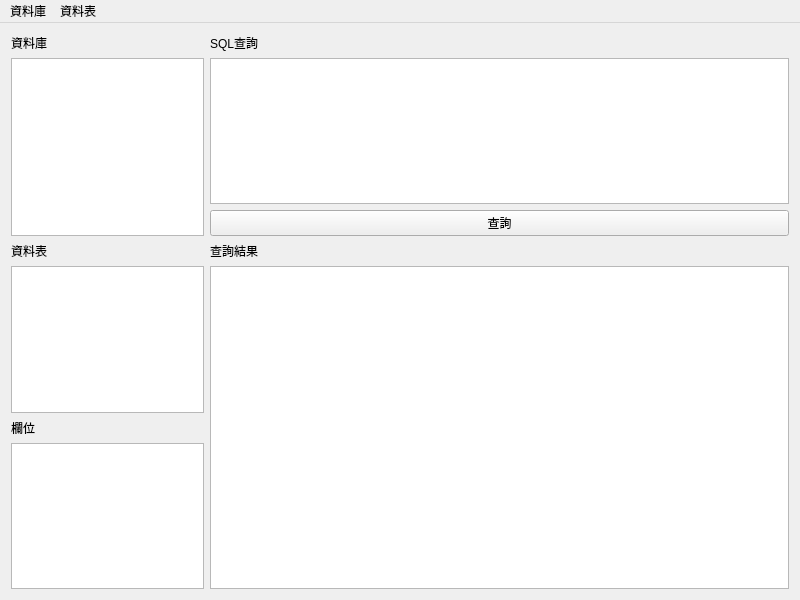
The window that mainwindow.ui (LuisHsu/Simple-SQL-Database) describes before a commit, drawn with Qt 5.
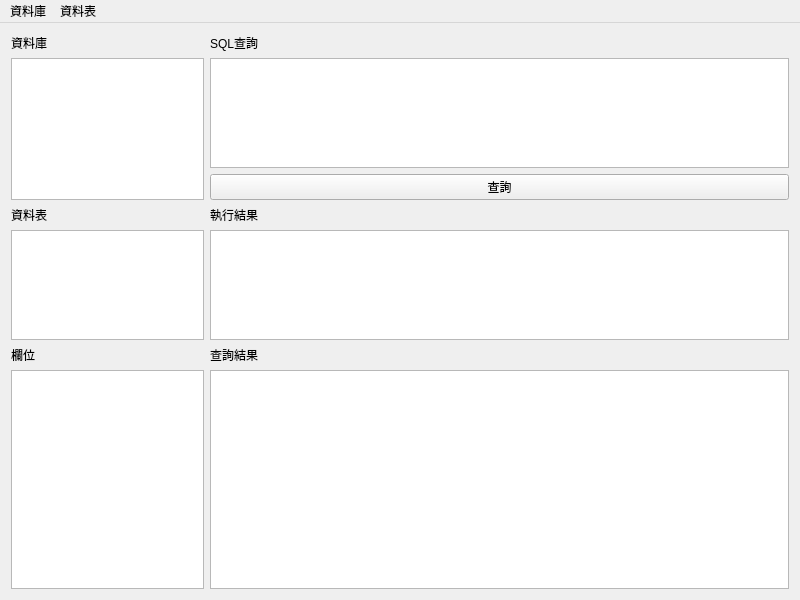
The same window after the commit. Custom widgets are drawn as their Qt base class.

What changed in the file:
```diff
--- a/mainwindow.ui
+++ b/mainwindow.ui
@@ -14,70 +14,114 @@
    <string>資料庫管理程式</string>
   </property>
   <widget class="QWidget" name="centralWidget">
-   <layout class="QGridLayout" name="gridLayout" columnstretch="1,3">
-    <item row="2" column="1">
-     <widget class="QPlainTextEdit" name="plainTextEdit"/>
+   <layout class="QGridLayout" name="gridLayout" rowstretch="0,1,1,0,1,0,2" columnstretch="1,3">
+    <item row="0" column="0">
+     <widget class="QLabel" name="label_4">
+      <property name="text">
+       <string>資料庫</string>
+      </property>
+     </widget>
     </item>
-    <item row="1" column="1">
+    <item row="0" column="1">
      <widget class="QLabel" name="label">
       <property name="text">
        <string>SQL查詢</string>
       </property>
      </widget>
     </item>
-    <item row="4" column="1">
-     <widget class="QLabel" name="label_3">
-      <property name="text">
-       <string>查詢結果</string>
+    <item row="1" column="0" rowspan="2">
+     <widget class="QListWidget" name="DBListWidget">
+      <property name="editTriggers">
+       <set>QAbstractItemView::NoEditTriggers</set>
       </property>
+      <property name="selectionMode">
+       <enum>QAbstractItemView::SingleSelection</enum>
+      </property>
      </widget>
     </item>
-    <item row="3" column="1">
-     <widget class="QPushButton" name="pushButton">
+    <item row="1" column="1">
+     <widget class="QsciScintilla" name="textEdit">
+      <property name="font">
+       <font>
+        <family>Droid Sans Mono</family>
+        <pointsize>12</pointsize>
+       </font>
+      </property>
+     </widget>
+    </item>
+    <item row="2" column="1">
+     <widget class="QPushButton" name="QueryButton">
       <property name="text">
        <string>查詢</string>
       </property>
      </widget>
     </item>
-    <item row="4" column="0">
+    <item row="3" column="0">
      <widget class="QLabel" name="label_2">
       <property name="text">
        <string>資料表</string>
       </property>
      </widget>
     </item>
-    <item row="1" column="0">
-     <widget class="QLabel" name="label_4">
-      <property name="text">
-       <string>資料庫</string>
-      </property>
-     </widget>
-    </item>
-    <item row="2" column="0" rowspan="2">
-     <widget class="QListWidget" name="DBListWidget">
+    <item row="4" column="0">
+     <widget class="QListWidget" name="TableListWidget">
       <property name="editTriggers">
        <set>QAbstractItemView::NoEditTriggers</set>
       </property>
-      <property name="selectionMode">
-       <enum>QAbstractItemView::SingleSelection</enum>
-      </property>
      </widget>
     </item>
-    <item row="6" column="0">
+    <item row="5" column="0">
      <widget class="QLabel" name="label_5">
       <property name="text">
        <string>欄位</string>
       </property>
      </widget>
     </item>
-    <item row="5" column="0">
-     <widget class="QListWidget" name="TableListWidget"/>
+    <item row="5" column="1">
+     <widget class="QLabel" name="label_3">
+      <property name="text">
+       <string>查詢結果</string>
+      </property>
+     </widget>
     </item>
-    <item row="7" column="0">
-     <widget class="QListWidget" name="FieldListWidget"/>
+    <item row="6" column="0">
+     <widget class="QListWidget" name="FieldListWidget">
+      <property name="editTriggers">
+       <set>QAbstractItemView::NoEditTriggers</set>
+      </property>
+      <property name="selectionMode">
+       <enum>QAbstractItemView::NoSelection</enum>
+      </property>
+     </widget>
     </item>
-    <item row="5" column="1" rowspan="3">
-     <widget class="QTableView" name="tableView"/>
+    <item row="6" column="1">
+     <widget class="QTableView" name="ResultView">
+      <property name="autoFillBackground">
+       <bool>true</bool>
+      </property>
+      <property name="sizeAdjustPolicy">
+       <enum>QAbstractScrollArea::AdjustIgnored</enum>
+      </property>
+      <property name="editTriggers">
+       <set>QAbstractItemView::NoEditTriggers</set>
+      </property>
+      <property name="selectionMode">
+       <enum>QAbstractItemView::NoSelection</enum>
+      </property>
+      <attribute name="horizontalHeaderCascadingSectionResizes">
+       <bool>false</bool>
+      </attribute>
+     </widget>
+    </item>
+    <item row="3" column="1">
+     <widget class="QLabel" name="label_6">
+      <property name="text">
+       <string>執行結果</string>
+      </property>
+     </widget>
+    </item>
+    <item row="4" column="1">
+     <widget class="QTextBrowser" name="ResultTextbrowser"/>
     </item>
    </layout>
   </widget>
@@ -132,6 +176,13 @@
   </action>
  </widget>
  <layoutdefault spacing="6" margin="11"/>
+ <customwidgets>
+  <customwidget>
+   <class>QsciScintilla</class>
+   <extends>QTextEdit</extends>
+   <header>Qsci/qsciscintilla.h</header>
+  </customwidget>
+ </customwidgets>
  <resources/>
  <connections/>
 </ui>
```
